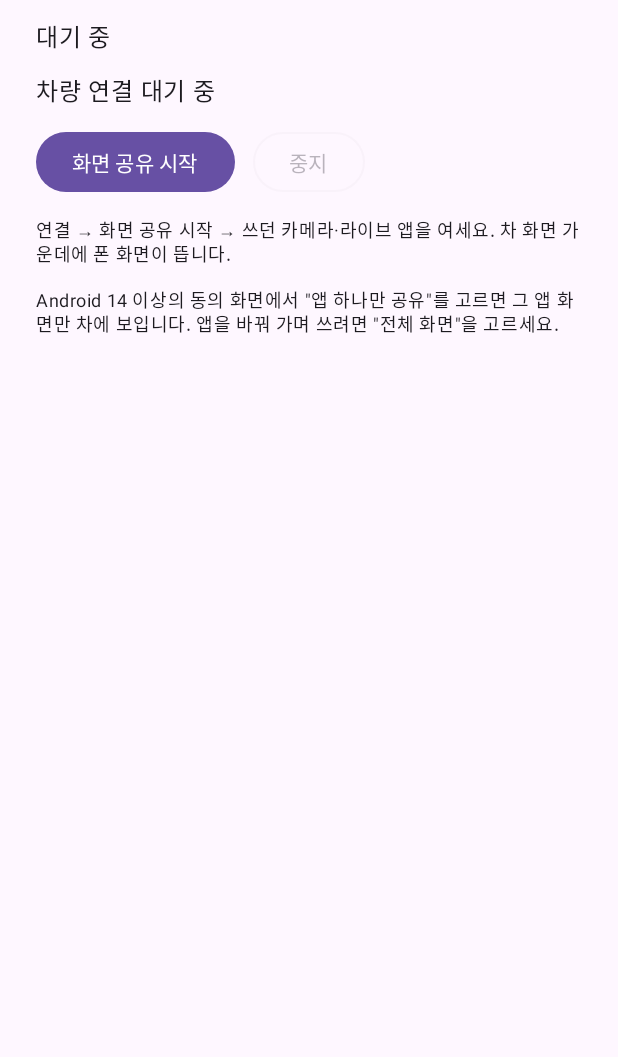
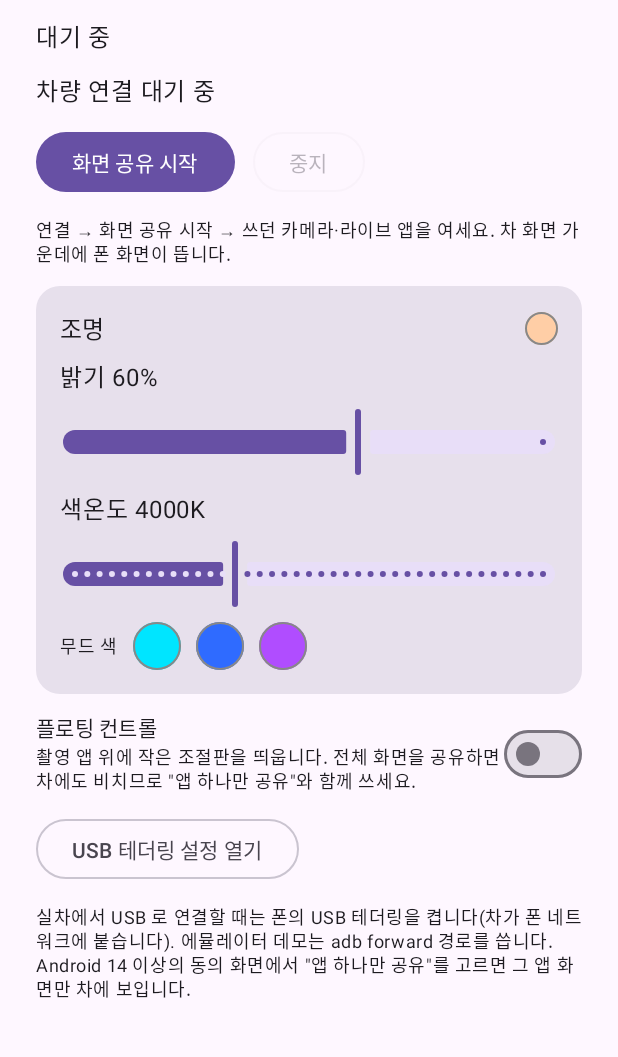
Before and after one commit to INseoOUT/HD_hollow, an Android app built with Jetpack Compose: the screen it shows after launch (MainActivity), on a phone screen of 412 x 824 dp, the part 84-1141 px from its top. Run offline under Robolectric (Android 15) with nearby library versions, the phone set to English and light mode, and no system bars.

Commit message:
phone: 조명 조절 UI, 알림 버튼, 플로팅 컨트롤, NSD 광고
- 앱 화면에 밝기·색온도 슬라이더와 무드 색 3개(P8). 값은 MirrorService.lighting 으로 차와 공유, src=phone 이면 차로 보냄
- 알림 버튼 따뜻하게(-300K)·차갑게(+300K)·중지(P9). 촬영 앱이 앞에 있어도 상태바에서 조절
- 플로팅 컨트롤(P12): 다른 앱 위에 작은 조절판(색온도·밝기, 드래그 이동). SYSTEM_ALERT_WINDOW 권한 안내, 송출 중에만 표시
- NSD `_carstudio._tcp` 광고(P14)와 USB 테더링 설정 바로가기. 안내 문구에 "앱 하나만 공유" 설명

Co-Authored-By: Claude Fable 5.1 <noreply@anthropic.com>

```diff
--- a/poc/phone/src/main/AndroidManifest.xml
+++ b/poc/phone/src/main/AndroidManifest.xml
@@ -7,6 +7,8 @@
     <uses-permission android:name="android.permission.FOREGROUND_SERVICE_MEDIA_PROJECTION" />
     <!-- 알림의 '따뜻하게·차갑게·중지' 버튼이 보이도록(API 33+) -->
     <uses-permission android:name="android.permission.POST_NOTIFICATIONS" />
+    <!-- 플로팅 컨트롤(다른 앱 위에 작은 조절판). 사용자가 설정에서 허용해야 뜬다 -->
+    <uses-permission android:name="android.permission.SYSTEM_ALERT_WINDOW" />
 
     <application
         android:label="Car Studio"
--- a/poc/phone/src/main/java/com/hdhollow/studio/phone/MainActivity.kt
+++ b/poc/phone/src/main/java/com/hdhollow/studio/phone/MainActivity.kt
@@ -1,34 +1,52 @@
 package com.hdhollow.studio.phone
 
 import android.Manifest
+import android.content.Intent
 import android.content.pm.PackageManager
 import android.media.projection.MediaProjectionManager
+import android.net.Uri
 import android.os.Build
 import android.os.Bundle
+import android.provider.Settings
 import androidx.activity.ComponentActivity
 import androidx.activity.compose.setContent
 import androidx.activity.result.contract.ActivityResultContracts
+import androidx.compose.foundation.background
+import androidx.compose.foundation.border
+import androidx.compose.foundation.clickable
 import androidx.compose.foundation.layout.Arrangement
+import androidx.compose.foundation.layout.Box
 import androidx.compose.foundation.layout.Column
 import androidx.compose.foundation.layout.Row
 import androidx.compose.foundation.layout.fillMaxSize
+import androidx.compose.foundation.layout.fillMaxWidth
 import androidx.compose.foundation.layout.padding
+import androidx.compose.foundation.layout.size
 import androidx.compose.foundation.rememberScrollState
+import androidx.compose.foundation.shape.CircleShape
+import androidx.compose.foundation.shape.RoundedCornerShape
 import androidx.compose.foundation.verticalScroll
 import androidx.compose.material3.Button
 import androidx.compose.material3.MaterialTheme
 import androidx.compose.material3.OutlinedButton
+import androidx.compose.material3.Slider
 import androidx.compose.material3.Surface
+import androidx.compose.material3.Switch
 import androidx.compose.material3.Text
 import androidx.compose.runtime.Composable
 import androidx.compose.runtime.collectAsState
 import androidx.compose.runtime.getValue
+import androidx.compose.ui.Alignment
 import androidx.compose.ui.Modifier
+import androidx.compose.ui.graphics.Color
 import androidx.compose.ui.unit.dp
 import androidx.core.content.ContextCompat
+import com.hdhollow.studio.shared.ColorTemp
+import com.hdhollow.studio.shared.LightingParams
+import kotlin.math.roundToInt
 
 /**
- * 폰 동반 앱. 화면 공유 동의를 받아 [MirrorService] 를 띄우고 상태를 보여 준다.
+ * 폰 동반 앱. 화면 공유 동의를 받아 [MirrorService] 를 띄우고, 상태와 조명 조절(P8)을 보여 준다.
  * 촬영은 이 앱이 하지 않는다. 사용자는 기본 카메라·틱톡·유튜브 라이브 앱을 그대로 쓴다.
  */
 class MainActivity : ComponentActivity() {
@@ -49,10 +67,24 @@ class MainActivity : ComponentActivity() {
             MaterialTheme {
                 Surface(Modifier.fillMaxSize()) {
                     val status by MirrorService.status.collectAsState()
-                    PhoneScreen(status, onStart = ::startSharing, onStop = { startService(MirrorService.stopIntent(this)) })
+                    val lighting by MirrorService.lighting.collectAsState()
+                    val floating by MirrorService.floating.collectAsState()
+                    PhoneScreen(
+                        status, lighting, floating.on,
+                        onStart = ::startSharing,
+                        onStop = { startService(MirrorService.stopIntent(this)) },
+                        onFloating = ::setFloating,
+                        onTethering = ::openTetheringSettings,
+                    )
                 }
             }
         }
+    }
+
+    override fun onResume() {
+        super.onResume()
+        // 오버레이 권한 설정에서 돌아오면 같은 요청을 다시 보내 플로팅 컨트롤이 뜨게 한다
+        if (MirrorService.floating.value.on) MirrorService.setFloating(true)
     }
 
     private fun startSharing() {
@@ -65,10 +97,31 @@ class MainActivity : ComponentActivity() {
         // Android 14+ 동의 화면에서 "앱 하나만 공유"를 고르면 그 앱 화면만 차에 보인다. 앱을 바꿔 쓰려면 "전체 화면"
         capture.launch(getSystemService(MediaProjectionManager::class.java).createScreenCaptureIntent())
     }
+
+    private fun setFloating(on: Boolean) {
+        MirrorService.setFloating(on)
+        if (on && !FloatingControl.canDraw(this)) {
+            startActivity(Intent(Settings.ACTION_MANAGE_OVERLAY_PERMISSION, Uri.parse("package:$packageName")))
+        }
+    }
+
+    /** 실차 USB 테더링 경로용. 테더링 화면은 공개 액션이 없어 AOSP 클래스명을 먼저, 안 되면 무선 설정으로 */
+    private fun openTetheringSettings() {
+        val direct = Intent().setClassName("com.android.settings", "com.android.settings.TetherSettings")
+        runCatching { startActivity(direct) }.onFailure { startActivity(Intent(Settings.ACTION_WIRELESS_SETTINGS)) }
+    }
 }
 
 @Composable
-private fun PhoneScreen(status: MirrorService.Status, onStart: () -> Unit, onStop: () -> Unit) {
+private fun PhoneScreen(
+    status: MirrorService.Status,
+    lighting: LightingParams,
+    floating: Boolean,
+    onStart: () -> Unit,
+    onStop: () -> Unit,
+    onFloating: (Boolean) -> Unit,
+    onTethering: () -> Unit,
+) {
     Column(
         Modifier.fillMaxSize().padding(24.dp).verticalScroll(rememberScrollState()),
         verticalArrangement = Arrangement.spacedBy(12.dp)
@@ -85,9 +138,63 @@ private fun PhoneScreen(status: MirrorService.Status, onStart: () -> Unit, onSto
             "연결 → 화면 공유 시작 → 쓰던 카메라·라이브 앱을 여세요. 차 화면 가운데에 폰 화면이 뜹니다.",
             style = MaterialTheme.typography.bodySmall
         )
+
+        LightingControls(lighting)
+
+        Row(Modifier.fillMaxWidth(), verticalAlignment = Alignment.CenterVertically, horizontalArrangement = Arrangement.SpaceBetween) {
+            Column(Modifier.weight(1f)) {
+                Text("플로팅 컨트롤", style = MaterialTheme.typography.bodyMedium)
+                Text(
+                    "촬영 앱 위에 작은 조절판을 띄웁니다. 전체 화면을 공유하면 차에도 비치므로 \"앱 하나만 공유\"와 함께 쓰세요.",
+                    style = MaterialTheme.typography.bodySmall
+                )
+            }
+            Switch(floating, onFloating)
+        }
+
+        OutlinedButton(onTethering) { Text("USB 테더링 설정 열기") }
         Text(
-            "Android 14 이상의 동의 화면에서 \"앱 하나만 공유\"를 고르면 그 앱 화면만 차에 보입니다. 앱을 바꿔 가며 쓰려면 \"전체 화면\"을 고르세요.",
+            "실차에서 USB 로 연결할 때는 폰의 USB 테더링을 켭니다(차가 폰 네트워크에 붙습니다). 에뮬레이터 데모는 adb forward 경로를 씁니다. " +
+                "Android 14 이상의 동의 화면에서 \"앱 하나만 공유\"를 고르면 그 앱 화면만 차에 보입니다.",
             style = MaterialTheme.typography.bodySmall
         )
     }
 }
+
+/** 밝기·색온도·무드 색. 차 다이얼과 같은 값을 공유한다(P8). */
+@Composable
+private fun LightingControls(p: LightingParams) {
+    Column(
+        Modifier.fillMaxWidth().background(MaterialTheme.colorScheme.surfaceVariant, RoundedCornerShape(16.dp)).padding(16.dp),
+        verticalArrangement = Arrangement.spacedBy(8.dp)
+    ) {
+        Row(Modifier.fillMaxWidth(), horizontalArrangement = Arrangement.SpaceBetween, verticalAlignment = Alignment.CenterVertically) {
+            Text("조명", style = MaterialTheme.typography.titleMedium)
+            Box(Modifier.size(22.dp).background(Color(ColorTemp.colorFor(p)), CircleShape).border(1.dp, Color.Gray, CircleShape))
+        }
+        Text("밝기 ${(p.level * 100).roundToInt()}%")
+        Slider(p.level, { v -> MirrorService.updateLighting { it.copy(level = v) } }, Modifier.fillMaxWidth())
+        Text("색온도 ${p.preset?.let(FloatingControl::presetLabel) ?: "${p.kelvin}K"}")
+        Slider(
+            p.kelvin.toFloat(),
+            { v ->
+                val k = (v / LightingParams.KELVIN_SLIDER_STEP).roundToInt() * LightingParams.KELVIN_SLIDER_STEP
+                MirrorService.updateLighting { it.copy(kelvin = k, preset = null) }
+            },
+            Modifier.fillMaxWidth(),
+            valueRange = LightingParams.KELVIN_MIN.toFloat()..LightingParams.KELVIN_MAX.toFloat(),
+            steps = (LightingParams.KELVIN_MAX - LightingParams.KELVIN_MIN) / LightingParams.KELVIN_SLIDER_STEP - 1,
+        )
+        Row(verticalAlignment = Alignment.CenterVertically, horizontalArrangement = Arrangement.spacedBy(10.dp)) {
+            Text("무드 색", style = MaterialTheme.typography.bodySmall)
+            LightingParams.PRESETS.forEach { name ->
+                val c = Color(ColorTemp.MOOD_COLORS.getValue(name))
+                Box(
+                    Modifier.size(32.dp).background(c, CircleShape)
+                        .border(if (p.preset == name) 3.dp else 1.dp, if (p.preset == name) Color.Black else Color.Gray, CircleShape)
+                        .clickable { MirrorService.updateLighting { it.copy(preset = if (it.preset == name) null else name) } }
+                )
+            }
+        }
+    }
+}
```
Also changed, not shown: poc/phone/src/main/java/com/hdhollow/studio/phone/FloatingControl.kt (added, +139 -0 lines), poc/phone/src/main/java/com/hdhollow/studio/phone/MirrorService.kt (+60 -2 lines).
